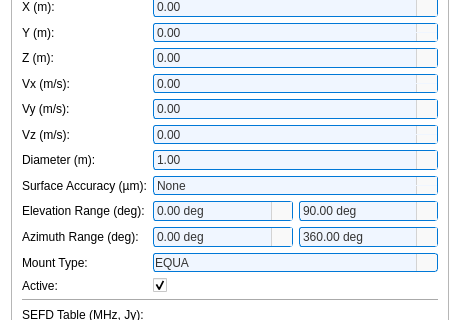
Before: the Qt Designer form pastrocore/gui_pyside/dialog_editor_telescope.ui in Torward1024/pAstroCORE, drawn with Qt 5; both pictures show x 0 to 460 and y 97 to 417 of the 460 by 590 pixel window.
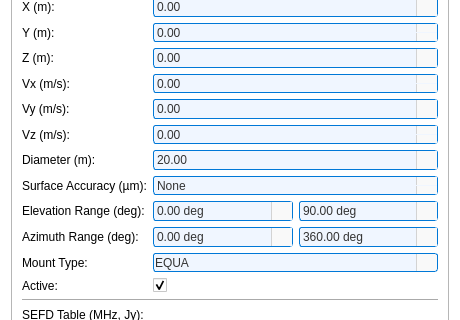
After: the same form once the commit is applied. Icons and pictures are not drawn.

The edit to the form file:
```diff
--- a/pastrocore/gui_pyside/dialog_editor_telescope.ui
+++ b/pastrocore/gui_pyside/dialog_editor_telescope.ui
@@ -944,13 +944,13 @@
             <number>2</number>
            </property>
            <property name="minimum">
-            <double>0.010000000000000</double>
+            <double>1.000000000000000</double>
            </property>
            <property name="maximum">
             <double>1000.000000000000000</double>
            </property>
            <property name="value">
-            <double>1.000000000000000</double>
+            <double>20.000000000000000</double>
            </property>
           </widget>
          </item>
```
